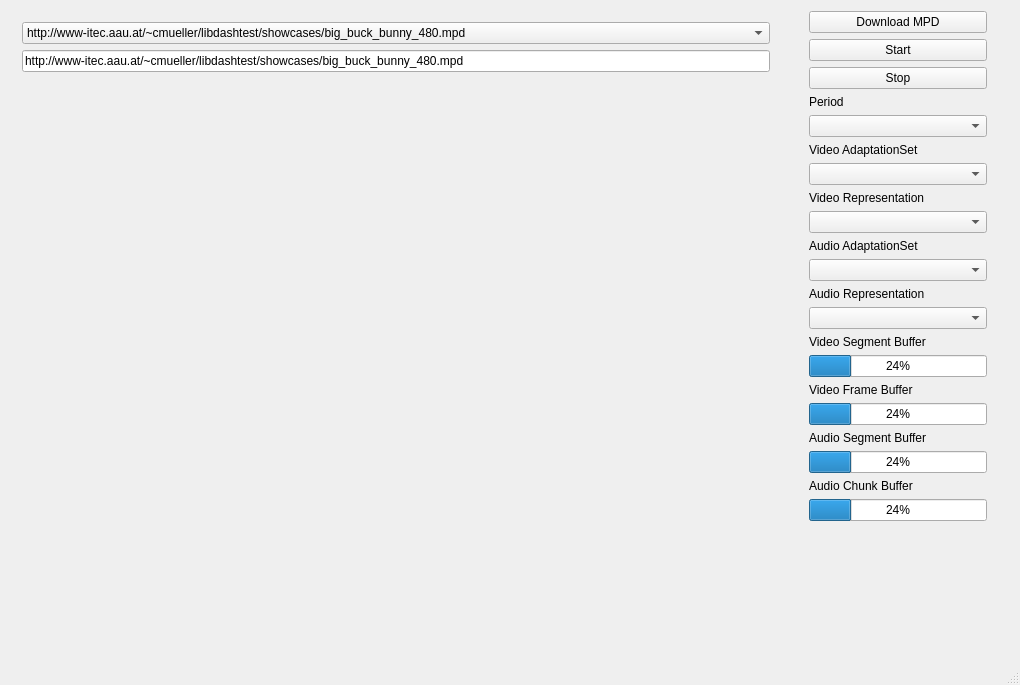
Before: the Qt Designer form libdash/qtsampleplayer/qtsampleplayer.ui in bitmovin/libdash, drawn with Qt 5.
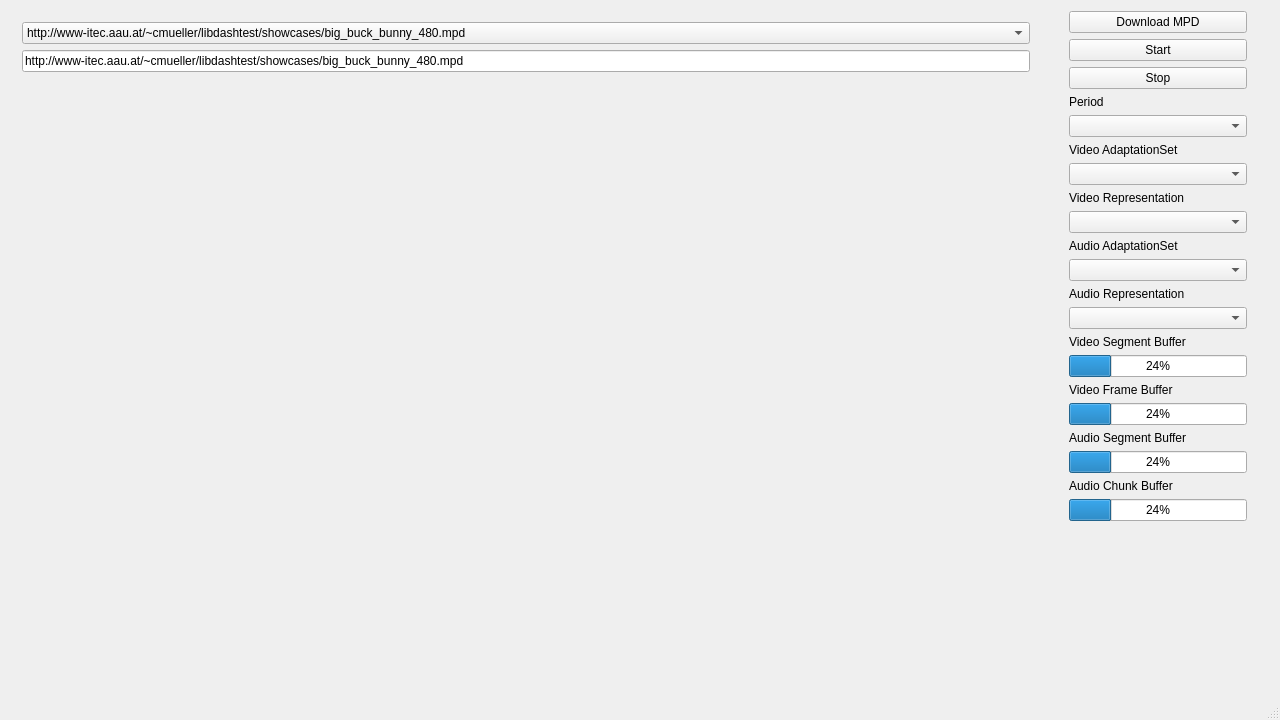
After: the same form once the commit is applied. Icons and pictures are not drawn. Custom widgets are drawn as their Qt base class.

Commit message: Changed resolution of the player

Patch:
```diff
--- a/libdash/qtsampleplayer/qtsampleplayer.ui
+++ b/libdash/qtsampleplayer/qtsampleplayer.ui
@@ -9,8 +9,8 @@
    <rect>
     <x>0</x>
     <y>0</y>
-    <width>1020</width>
-    <height>685</height>
+    <width>1280</width>
+    <height>720</height>
    </rect>
   </property>
   <property name="windowTitle">
```
